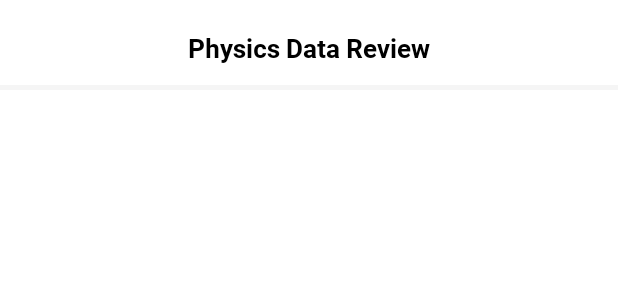
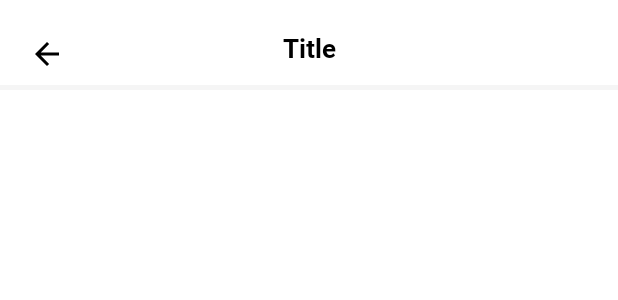
Before and after one commit to zjayee/IB-Physics-Data-Review, an Android app: the layout activity_formula_list.xml on its own in the app's theme, with its tools: preview values and no code run, on a phone screen of 412 x 824 dp. Shown: the top 300 px of the screen. Run offline under Robolectric (Android 15) with nearby library versions, the phone set to English and light mode, and no system bars; Roboto replaces fonts that are not available here.

Commit message:
Started formula recyclerview setup Added subtopic names

```diff
--- /dev/null
+++ b/app/src/main/java/com/example/physicsdatareview/FormulaListActivity.java
@@ -0,0 +1,14 @@
+package com.example.physicsdatareview;
+
+import androidx.appcompat.app.AppCompatActivity;
+
+import android.os.Bundle;
+
+public class FormulaListActivity extends AppCompatActivity {
+
+    @Override
+    protected void onCreate(Bundle savedInstanceState) {
+        super.onCreate(savedInstanceState);
+        setContentView(R.layout.activity_formula_list);
+    }
+}
--- a/app/src/main/java/com/example/physicsdatareview/TopicAdapter.java
+++ b/app/src/main/java/com/example/physicsdatareview/TopicAdapter.java
@@ -23,7 +23,7 @@ public class TopicAdapter extends RecyclerView.Adapter<TopicViewHolder> {
     //constructor
     TopicAdapter(@NonNull Context context){
         this.context = context;
-        this.topicList = Topics.topicList;
+        this.topicList = DataStorage.topicList;
         topicList.add(0, "All Formulas");
     }
 
--- a/app/src/main/res/layout/activity_formula_display.xml
+++ b/app/src/main/res/layout/activity_formula_display.xml
@@ -84,7 +84,7 @@
                     />
 
                 <ImageView
-                    android:id="@+id/equation_imageview"
+                    android:id="@+id/formula_imageview"
                     android:layout_width="300dp"
                     android:layout_height="wrap_content"
                     android:src="@drawable/e2_1"
--- a/app/src/main/res/layout/activity_main.xml
+++ b/app/src/main/res/layout/activity_formula_list.xml
@@ -4,9 +4,7 @@
     xmlns:tools="http://schemas.android.com/tools"
     android:layout_width="match_parent"
     android:layout_height="match_parent"
-    tools:context=".MainActivity"
-    >
-
+    tools:context=".FormulaListActivity">
     <androidx.constraintlayout.widget.ConstraintLayout
         android:id="@+id/action_bar"
         app:layout_constraintTop_toTopOf="parent"
@@ -20,10 +18,22 @@
             android:layout_height="match_parent"
             app:layout_constraintLeft_toLeftOf="parent"
             app:layout_constraintRight_toRightOf="parent"
-            android:text="@string/app_name"
+            android:text="Title"
             android:textSize="17sp"
             android:fontFamily="@font/roboto_bold"
             android:textColor="@color/black"
+            />
+
+        <ImageButton
+            android:id="@+id/back_button"
+            android:layout_width="31dp"
+            android:layout_height="31dp"
+            app:layout_constraintTop_toTopOf="@id/title_textview"
+            app:layout_constraintLeft_toLeftOf="parent"
+            android:src="@drawable/ic_baseline_arrow_back_24"
+            android:background="@null"
+            app:tint="@color/black"
+            android:layout_marginLeft="15dp"
             />
 
         <ImageView
@@ -34,21 +44,20 @@
             android:src="#F5F5F5"
 
             />
+
     </androidx.constraintlayout.widget.ConstraintLayout>
 
     <LinearLayout
         android:layout_width="match_parent"
         android:layout_height="0dp"
-            android:orientation="vertical"
         app:layout_constraintTop_toBottomOf="@id/action_bar"
         app:layout_constraintBottom_toBottomOf="parent"
+        android:orientation="vertical"
         >
-
         <androidx.recyclerview.widget.RecyclerView
-                android:id="@+id/topics_recyclerview"
+            android:id="@+id/formulas_recyclerview"
             android:layout_width="match_parent"
             android:layout_height="wrap_content"
-                android:layout_marginHorizontal="40dp"
             />
 
     </LinearLayout>
--- a/app/src/main/res/layout/equation_item.xml
+++ b/app/src/main/res/layout/formula_item.xml
@@ -31,7 +31,7 @@
         />
 
     <ImageView
-        android:id="@+id/equation_imageview"
+        android:id="@+id/formula_imageview"
         android:layout_width="300dp"
         android:layout_height="wrap_content"
         app:layout_constraintTop_toBottomOf="@id/header_textview"
--- a/app/src/main/res/values/strings.xml
+++ b/app/src/main/res/values/strings.xml
@@ -11,5 +11,4 @@
     <string name="e2.1">v = final velocity\nu = initial velocity\na = acceleration\nt = time elapsed\ns = displacement\n\n“Suvat” equations for uniform motion. Acceleration must be constant.</string>
 
 
-
 </resources>
```
Also changed, not shown: app/src/main/AndroidManifest.xml (+5 -6 lines), app/src/main/java/com/example/physicsdatareview/DataStorage.java (added, +68 -0 lines), app/src/main/java/com/example/physicsdatareview/Formula.java (+8 -1 lines), app/src/main/java/com/example/physicsdatareview/FormulaAdapter.java (added, +64 -0 lines), app/src/main/java/com/example/physicsdatareview/FormulaViewHolder.java (added, +28 -0 lines), app/src/main/java/com/example/physicsdatareview/MainActivity.java (+4 -4 lines), app/src/main/java/com/example/physicsdatareview/Topics.java (deleted, +0 -11 lines). Lines whose indentation alone changed are shown as unchanged.
